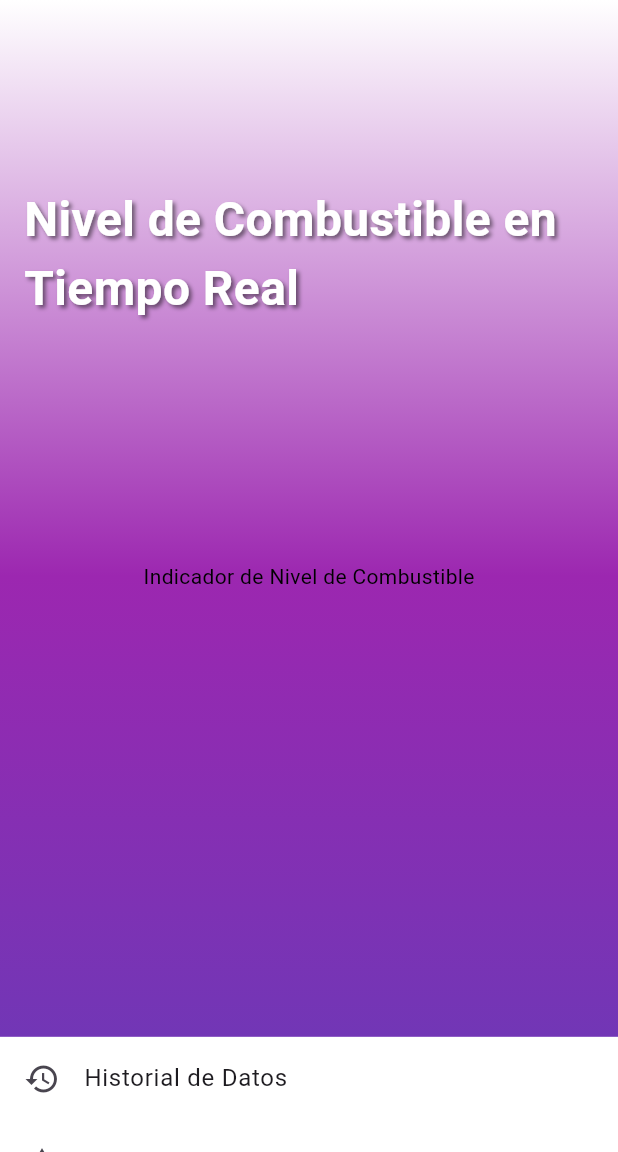
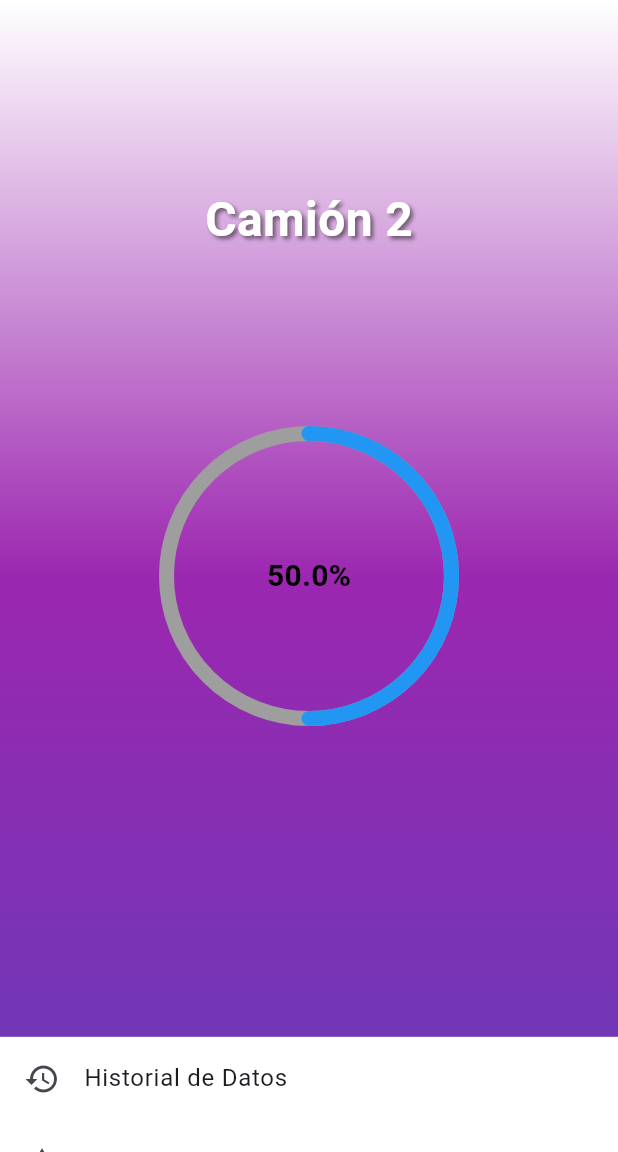
Before and after one commit to IzukoGaen/fuelgard-flutter, a Flutter app: the HomeScreen screen opened directly, swiped to page 2, on a phone screen of 412 x 824 dp, the part 84-1236 px from its top. Run offline on Flutter 3.47's test engine with Material 3 defaults, Android fonts, the phone set to English and light mode, and no system bars; drawn by our look-alikes of percent_indicator; our stand-ins replace fl_chart, flutter_secure_storage, google_maps_flutter, shared_preferences; accounts and stored records are empty.

Commit message:
geovallas y indicadores

```diff
--- a/lib/Screens/homescreen.dart
+++ b/lib/Screens/homescreen.dart
@@ -3,6 +3,7 @@ import 'package:fuel_gardv/pantalladatos.dart';
 import 'package:fuel_gardv/pantallalertas.dart';
 import 'package:fuel_gardv/confgeovalla.dart';
 import 'package:fuel_gardv/pantallatiemporeal.dart';
+import 'package:percent_indicator/percent_indicator.dart';
 
 class HomeScreen extends StatefulWidget {
   @override
@@ -12,6 +13,12 @@ class HomeScreen extends StatefulWidget {
 class _HomeScreenState extends State<HomeScreen> {
   final PageController _pageController = PageController();
   int _currentPage = 0;
+
+  final List<Map<String, dynamic>> _trucks = [
+    {'name': 'Camión 1', 'fuelLevel': 0.75},
+    {'name': 'Camión 2', 'fuelLevel': 0.50},
+    {'name': 'Camión 3', 'fuelLevel': 0.25},
+  ];
 
   final List<String> _titles = [
     'Gráfico de Datos del Sensor Ultrasónico',
@@ -37,41 +44,32 @@ class _HomeScreenState extends State<HomeScreen> {
                 stops: [0.0, 0.5, 1.0],
               ),
             ),
-            child: PageView(
+            child: PageView.builder(
               controller: _pageController,
               onPageChanged: (int page) {
                 setState(() {
                   _currentPage = page;
                 });
               },
-              children: [
-                _buildPage(
+              itemCount: _trucks.length,
+              itemBuilder: (context, index) {
+                return _buildTruckIndicator(
                   context,
-                  _buildFuelLevelChart(),
-                ),
-                _buildPage(
-                  context,
-                  _buildFuelLevelIndicator(),
-                ),
-                _buildPage(
-                  context,
-                  _buildMap(),
-                ),
-                _buildPage(
-                  context,
-                  _buildAlertIndicators(),
-                ),
-              ],
+                  _trucks[index]['name'],
+                  _trucks[index]['fuelLevel'],
+                );
+              },
             ),
           ),
           Positioned(
-            top: MediaQuery.of(context).size.height * 0.15, // Posiciona el título a mediados de la pantalla
+            top: MediaQuery.of(context).size.height *
+                0.15, // Posiciona el título a mediados de la pantalla
             left: 16.0,
             right: 16.0,
             child: AnimatedSwitcher(
               duration: Duration(milliseconds: 300),
               child: Text(
-                _titles[_currentPage],
+                _trucks[_currentPage]['name'],
                 key: ValueKey<int>(_currentPage),
                 textAlign: TextAlign.left,
                 style: TextStyle(
@@ -91,6 +89,24 @@ class _HomeScreenState extends State<HomeScreen> {
           ),
           _buildBottomSheet(),
         ],
+      ),
+    );
+  }
+
+  Widget _buildTruckIndicator(
+      BuildContext context, String name, double fuelLevel) {
+    return Center(
+      child: CircularPercentIndicator(
+        radius: 100.0,
+        lineWidth: 10.0,
+        percent: fuelLevel,
+        center: Text(
+          '${(fuelLevel * 100).toStringAsFixed(1)}%',
+          style: TextStyle(fontSize: 20.0, fontWeight: FontWeight.bold),
+        ),
+        progressColor: Colors.blue,
+        backgroundColor: Colors.grey,
+        circularStrokeCap: CircularStrokeCap.round,
       ),
     );
   }
@@ -170,7 +186,8 @@ class _HomeScreenState extends State<HomeScreen> {
                 onTap: () {
                   Navigator.push(
                     context,
-                    MaterialPageRoute(builder: (context) => PantallaTiempoReal()),
+                    MaterialPageRoute(
+                        builder: (context) => PantallaTiempoReal()),
                   );
                 },
               ),
--- a/pubspec.yaml
+++ b/pubspec.yaml
@@ -38,6 +38,7 @@ dependencies:
   # The following adds the Cupertino Icons font to your application.
   # Use with the CupertinoIcons class for iOS style icons.
   cupertino_icons: ^1.0.8
+  percent_indicator: ^4.2.2
 
 dev_dependencies:
   flutter_test:
```
Also changed, not shown: lib/confgeovalla.dart (+102 -67 lines), pubspec.lock.
